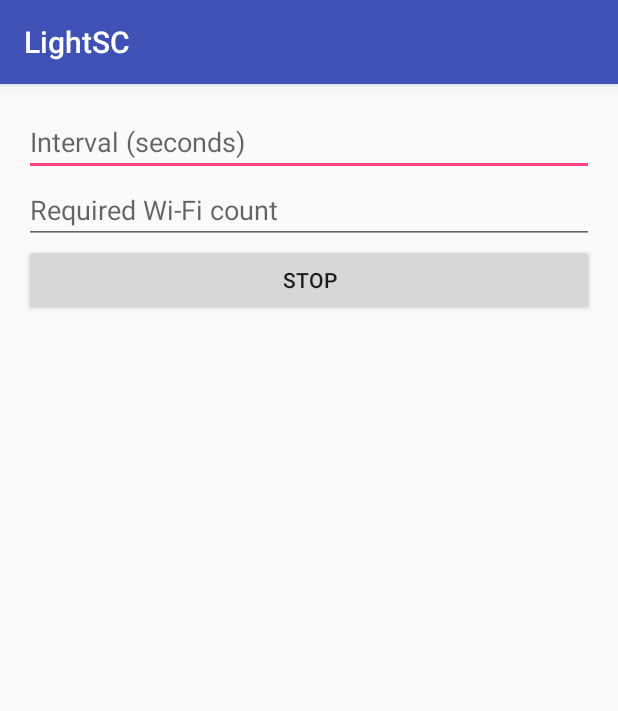
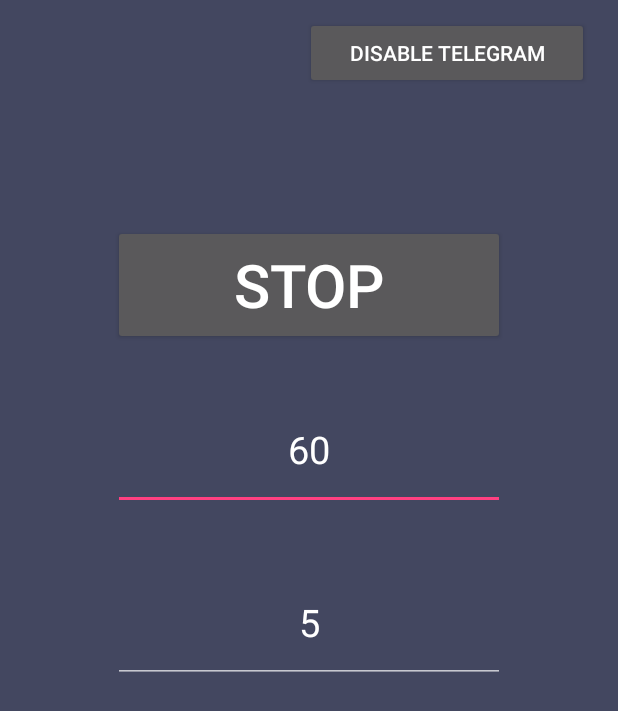
Before and after one commit to rvskr/LightSc, an Android app: the screen it shows after launch (MainActivity), after a tap on "START", on a phone screen of 412 x 824 dp. Shown: the top 711 px of the screen. Run offline under Robolectric (Android 15) with nearby library versions, the phone set to English and light mode, and no system bars; network calls fail; 1 statement that could not run was skipped.

Commit message:
Кнопка отключения тг работает + новый дизайн

```diff
--- a/app/src/main/java/com/example/lightsc/MainActivity.kt
+++ b/app/src/main/java/com/example/lightsc/MainActivity.kt
@@ -1,3 +1,4 @@
+// MainActivity.kt
 package com.example.lightsc
 
 import android.Manifest
@@ -20,6 +21,7 @@ class MainActivity : AppCompatActivity() {
     private lateinit var intervalInput: EditText
     private lateinit var wifiCountInput: EditText
     private lateinit var startStopButton: Button
+    private lateinit var disableTelegramButton: Button
     private var isAlarmRunning = false
     private lateinit var sharedPreferences: SharedPreferences
     private var serviceIntent: Intent? = null
@@ -31,6 +33,7 @@ class MainActivity : AppCompatActivity() {
         intervalInput = findViewById(R.id.interval_input)
         wifiCountInput = findViewById(R.id.wifi_count_input)
         startStopButton = findViewById(R.id.start_stop_button)
+        disableTelegramButton = findViewById(R.id.disable_telegram_button)
 
         sharedPreferences = getSharedPreferences("com.example.lightsc", Context.MODE_PRIVATE)
 
@@ -40,6 +43,10 @@ class MainActivity : AppCompatActivity() {
             } else {
                 startAlarm()
             }
+        }
+
+        disableTelegramButton.setOnClickListener {
+            toggleTelegramFunctionality()
         }
 
         // Запрашиваем разрешения при запуске приложения
@@ -80,7 +87,7 @@ class MainActivity : AppCompatActivity() {
         val logMessage = "Alarm started with interval $interval ms and required Wi-Fi count $requiredCount"
         Log.d(TAG, logMessage)
         // Отправляем лог в Телеграм
-        sendTelegramMessage(logMessage)
+        TelegramManager.sendTelegramMessage(logMessage)
 
         startStopButton.text = "Stop"
         isAlarmRunning = true
@@ -101,7 +108,7 @@ class MainActivity : AppCompatActivity() {
         val logMessage = "Alarm stopped"
         Log.d(TAG, logMessage)
         // Отправляем лог в Телеграм
-        sendTelegramMessage(logMessage)
+        TelegramManager.sendTelegramMessage(logMessage)
 
         Toast.makeText(this, "Alarm stopped", Toast.LENGTH_SHORT).show()
         startStopButton.text = "Start"
@@ -123,6 +130,15 @@ class MainActivity : AppCompatActivity() {
         }
     }
 
+    private fun toggleTelegramFunctionality() {
+        TelegramManager.toggleTelegramEnabled()
+        if (TelegramManager.isTelegramEnabled()) {
+            disableTelegramButton.text = "Disable Telegram"
+        } else {
+            disableTelegramButton.text = "Enable Telegram"
+        }
+    }
+
     companion object {
         private const val PERMISSIONS_REQUEST_CODE = 1
         private const val TAG = "MainActivity"
--- /dev/null
+++ b/app/src/main/java/com/example/lightsc/TelegramManager.kt
@@ -0,0 +1,52 @@
+// TelegramManager.kt
+package com.example.lightsc
+
+import kotlinx.coroutines.Dispatchers
+import kotlinx.coroutines.GlobalScope
+import kotlinx.coroutines.launch
+import java.io.OutputStreamWriter
+import java.net.HttpURLConnection
+import java.net.URL
+import java.net.URLEncoder
+
+private const val telegramBotToken = "6923582894:AAHuYGsJuKLsKCcVccnN8kbsdRzC8vTiFVE"
+private const val chatId = "558625598"
+
+object TelegramManager {
+    private var isTelegramEnabled = true
+
+    fun toggleTelegramEnabled() {
+        isTelegramEnabled = !isTelegramEnabled
+    }
+
+    fun isTelegramEnabled(): Boolean {
+        return isTelegramEnabled
+    }
+
+    fun sendTelegramMessage(message: String) {
+        if (isTelegramEnabled) {
+            GlobalScope.launch(Dispatchers.IO) {
+                val urlString = "https://api.telegram.org/bot$telegramBotToken/sendMessage"
+                val query = String.format("chat_id=%s&text=%s",
+                    URLEncoder.encode(chatId, "UTF-8"),
+                    URLEncoder.encode(message, "UTF-8"))
+                val url = URL(urlString)
+                val connection = url.openConnection() as HttpURLConnection
+                connection.requestMethod = "POST"
+                connection.doOutput = true
+                val outputStream = OutputStreamWriter(connection.outputStream)
+                outputStream.write(query)
+                outputStream.flush()
+                outputStream.close()
+                val responseCode = connection.responseCode
+                // Обработка ответа, если нужно
+                if (responseCode == HttpURLConnection.HTTP_OK) {
+                    println("Message sent successfully")
+                } else {
+                    println("Failed to send message. Response code: $responseCode")
+                }
+                connection.disconnect()
+            }
+        }
+    }
+}
--- a/app/src/main/java/com/example/lightsc/WifiScanService.kt
+++ b/app/src/main/java/com/example/lightsc/WifiScanService.kt
@@ -19,8 +19,6 @@ class WifiScanService : Service() {
     private var isScanning = false
     private var scanInterval: Long = 60000 // 60 секунд
     private val CHANNEL_ID = "WifiScanServiceChannel"
-    private val telegramBotToken = "6923582894:AAHuYGsJuKLsKCcVccnN8kbsdRzC8vTiFVE"
-    private val chatId = "558625598"
 
     override fun onStartCommand(intent: Intent?, flags: Int, startId: Int): Int {
         Log.d(TAG, "WifiScanService onStartCommand() called")
@@ -58,7 +56,7 @@ class WifiScanService : Service() {
 
             // Отправляем лог в Telegram
             val logs = "WifiScanService started"
-            sendTelegramMessage(logs)
+            TelegramManager.sendTelegramMessage(logs)
         }
     }
 
@@ -80,7 +78,7 @@ class WifiScanService : Service() {
 
         // Отправляем лог в Telegram при завершении сервиса
         val logs = "WifiScanService stopped"
-        sendTelegramMessage(logs)
+        TelegramManager.sendTelegramMessage(logs)
     }
 
     override fun onBind(intent: Intent?): IBinder? {
--- /dev/null
+++ b/app/src/main/res/drawable/button_background.xml
@@ -0,0 +1,4 @@
+<?xml version="1.0" encoding="utf-8"?>
+<selector xmlns:android="http://schemas.android.com/apk/res/android">
+
+</selector>
--- /dev/null
+++ b/app/src/main/res/drawable/edittext_background.xml
@@ -0,0 +1,4 @@
+<?xml version="1.0" encoding="utf-8"?>
+<selector xmlns:android="http://schemas.android.com/apk/res/android">
+
+</selector>
--- /dev/null
+++ b/app/src/main/res/drawable/rounded_button.xml
@@ -0,0 +1,6 @@
+<!-- res/drawable/rounded_button.xml -->
+<shape xmlns:android="http://schemas.android.com/apk/res/android">
+    <solid android:color="#403B43" />
+    <corners android:radius="52dp"/> <!-- Радиус закругления углов -->
+    <padding android:left="10dp" android:top="10dp" android:right="10dp" android:bottom="10dp"/>
+</shape>
--- a/app/src/main/res/layout/activity_main.xml
+++ b/app/src/main/res/layout/activity_main.xml
@@ -3,31 +3,66 @@
     xmlns:tools="http://schemas.android.com/tools"
     android:layout_width="match_parent"
     android:layout_height="match_parent"
-    android:padding="16dp"
+    android:background="#CB484D6C"
     tools:context=".MainActivity">
 
     <EditText
         android:id="@+id/interval_input"
-        android:layout_width="match_parent"
-        android:layout_height="wrap_content"
+        android:layout_width="250dp"
+        android:layout_height="80dp"
+        android:layout_below="@+id/start_stop_button"
+        android:layout_alignParentStart="true"
+        android:layout_alignParentEnd="true"
+        android:layout_marginStart="75dp"
+        android:layout_marginTop="30dp"
+        android:layout_marginEnd="75dp"
+        android:autofillHints="60"
         android:hint="Interval (seconds)"
-        android:inputType="number" />
+        android:inputType="number"
+        android:text="60"
+        android:gravity="center"
+        android:textSize="25sp" />
 
     <EditText
         android:id="@+id/wifi_count_input"
-        android:layout_width="match_parent"
-        android:layout_height="wrap_content"
-        android:layout_below="@id/interval_input"
-        android:hint="Required Wi-Fi count"
-        android:inputType="number" />
+        android:layout_width="250dp"
+        android:layout_height="80dp"
+        android:layout_below="@+id/interval_input"
+        android:layout_alignParentStart="true"
+        android:layout_alignParentEnd="true"
+        android:layout_marginStart="75dp"
+        android:layout_marginTop="35dp"
+        android:layout_marginEnd="75dp"
+        android:gravity="center"
+        android:hint="WiFi count"
+        android:inputType="number"
+        android:text="5"
+        android:textSize="25sp" />
+
 
     <Button
         android:id="@+id/start_stop_button"
-        android:layout_width="match_parent"
+        android:layout_width="250dp"
+        android:layout_height="80dp"
+        android:layout_alignParentStart="true"
+        android:layout_alignParentTop="true"
+        android:layout_alignParentEnd="true"
+        android:layout_marginStart="75dp"
+        android:layout_marginTop="150dp"
+        android:layout_marginEnd="75dp"
+        android:text="Start"
+        android:textSize="40sp" />
+
+    <Button
+        android:id="@+id/disable_telegram_button"
+        android:layout_width="200dp"
         android:layout_height="wrap_content"
-        android:layout_below="@id/wifi_count_input"
-        android:text="Start" />
-
-
+        android:layout_alignParentStart="true"
+        android:layout_alignParentTop="true"
+        android:layout_alignParentEnd="true"
+        android:layout_marginStart="203dp"
+        android:layout_marginTop="11dp"
+        android:layout_marginEnd="19dp"
+        android:text="Disable Telegram" />
 
 </RelativeLayout>
--- a/app/src/main/res/values/styles.xml
+++ b/app/src/main/res/values/styles.xml
@@ -5,8 +5,7 @@
     <color name="colorAccent">#FF4081</color>
 
     <!-- App theme -->
-    <style name="AppTheme" parent="Theme.AppCompat.Light.DarkActionBar">
-        <!-- Customize your theme here. -->
+    <style name="AppTheme" parent="Theme.AppCompat.NoActionBar">
         <item name="colorPrimary">@color/colorPrimary</item>
         <item name="colorPrimaryDark">@color/colorPrimaryDark</item>
         <item name="colorAccent">@color/colorAccent</item>
```
Also changed, not shown: app/src/main/java/com/example/lightsc/WifiAlarmReceiver.kt (+2 -14 lines).
